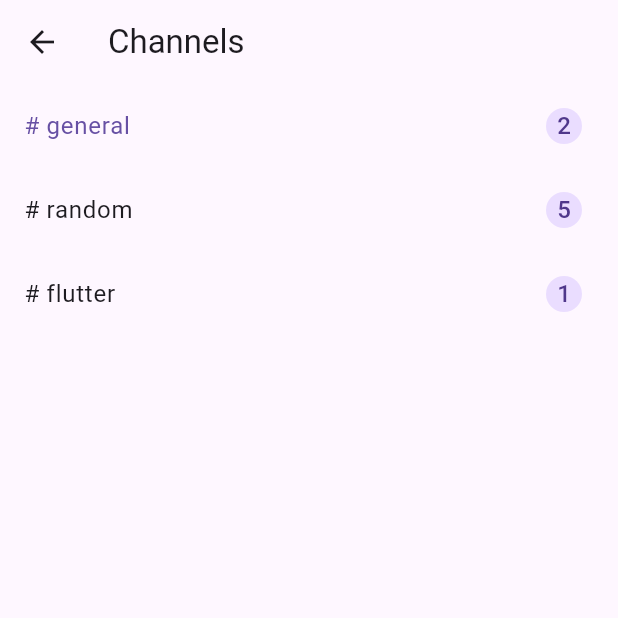
After one commit to anshulgajapure98/chat_ui, a Flutter app: the ChannelListScreen screen opened directly, on a phone screen of 412 x 824 dp, the top half of it. The commit adds this screen. Run offline on Flutter 3.47's test engine with Material 3 defaults, Android fonts, the phone set to English and light mode, and no system bars; our stand-ins replace bloc, flutter_bloc, go_router, shared_preferences; accounts and stored records are empty.

Commit message:
create channel_list and direct_massage screen

```diff
--- /dev/null
+++ b/lib/models/channel_model.dart
@@ -0,0 +1,7 @@
+class ChannelModel {
+  final String id;
+  final String name;
+  int unreadCount;
+
+  ChannelModel({required this.id, required this.name, this.unreadCount = 0});
+}
--- /dev/null
+++ b/lib/models/user_model.dart
@@ -0,0 +1,6 @@
+class UserModel {
+  final String id;
+  final String name;
+
+  UserModel({required this.id, required this.name});
+}
--- a/lib/routes/app_router.dart
+++ b/lib/routes/app_router.dart
@@ -1,4 +1,7 @@
 import 'package:chat_ui/routes/route_names.dart';
+import 'package:chat_ui/screen/home/cubit/channel_cubit.dart';
+import 'package:chat_ui/screen/home/cubit/dmcubit_cubit.dart';
+import 'package:chat_ui/screen/home/screen/home_screen.dart';
 import 'package:chat_ui/screen/login/cubit/login_screen_cubit.dart';
 import 'package:chat_ui/screen/login/cubit/signup_screen_cubit.dart';
 import 'package:chat_ui/screen/login/screen/login_screen.dart';
@@ -12,8 +15,7 @@ final GoRouter appRouter = GoRouter(
     GoRoute(
       path: RouteNames.initialRoutes,
       name: 'login',
-      builder: (context, state) =>
-          MultiBlocProvider(
+      builder: (context, state) => MultiBlocProvider(
         providers: [
           BlocProvider<LoginScreenCubit>(
             create: (context) => LoginScreenCubit(),
@@ -25,8 +27,7 @@ final GoRouter appRouter = GoRouter(
     GoRoute(
       path: RouteNames.signup,
       name: 'signup',
-      builder: (context, state) =>
-          MultiBlocProvider(
+      builder: (context, state) => MultiBlocProvider(
         providers: [
           BlocProvider<SignupScreenCubit>(
             create: (context) => SignupScreenCubit(),
@@ -35,6 +36,11 @@ final GoRouter appRouter = GoRouter(
         child: SignupScreen(),
       ),
     ),
+    GoRoute(
+      path: RouteNames.home,
+      name: 'home',
+      builder: (context, state) => HomeScreen(),
+    ),
   ],
   errorBuilder: (context, state) =>
       Scaffold(body: Center(child: Text("Page not found: ${state.error}"))),
--- a/lib/routes/route_names.dart
+++ b/lib/routes/route_names.dart
@@ -1,4 +1,5 @@
 class RouteNames {
   static const initialRoutes = '/';
   static const signup = '/signup';
+  static const home = '/home';
 }
--- /dev/null
+++ b/lib/screen/home/cubit/channel_cubit.dart
@@ -0,0 +1,37 @@
+import 'package:bloc/bloc.dart';
+import 'package:chat_ui/models/channel_model.dart';
+import 'package:meta/meta.dart';
+
+part 'channel_state.dart';
+
+class ChannelCubit extends Cubit<ChannelState> {
+  ChannelCubit() : super(ChannelInitial()) {
+    loadChannels();
+  }
+
+  void loadChannels() {
+    emit(
+      ChannelLoaded(
+        channels: [
+          ChannelModel(id: "1", name: "general", unreadCount: 2),
+          ChannelModel(id: "2", name: "random", unreadCount: 5),
+          ChannelModel(id: "3", name: "flutter", unreadCount: 1),
+        ],
+        activeChannelId: "1",
+      ),
+    );
+  }
+
+  void selectChannel(String channelId) {
+    if (state is ChannelLoaded) {
+      final currentState = state as ChannelLoaded;
+
+      emit(
+        ChannelLoaded(
+          channels: currentState.channels,
+          activeChannelId: channelId,
+        ),
+      );
+    }
+  }
+}
--- /dev/null
+++ b/lib/screen/home/cubit/channel_state.dart
@@ -0,0 +1,13 @@
+part of 'channel_cubit.dart';
+
+@immutable
+sealed class ChannelState {}
+
+final class ChannelInitial extends ChannelState {}
+
+final class ChannelLoaded extends ChannelState {
+  final List<ChannelModel> channels;
+  final String activeChannelId;
+
+  ChannelLoaded({required this.channels, required this.activeChannelId});
+}
--- /dev/null
+++ b/lib/screen/home/screen/channel_list_screen.dart
@@ -0,0 +1,52 @@
+import 'package:chat_ui/screen/home/cubit/channel_cubit.dart';
+import 'package:chat_ui/screen/home/screen/messages_screen.dart';
+import 'package:flutter/material.dart';
+import 'package:flutter_bloc/flutter_bloc.dart';
+
+class ChannelListScreen extends StatelessWidget {
+  const ChannelListScreen({super.key});
+
+  @override
+  Widget build(BuildContext context) {
+    return BlocBuilder<ChannelCubit, ChannelState>(
+      builder: (context, state) {
+        if (state is ChannelInitial) {
+          return const Scaffold(
+            body: Center(child: CircularProgressIndicator()),
+          );
+        }
+
+        if (state is ChannelLoaded) {
+          return Scaffold(
+            appBar: AppBar(title: const Text("Channels")),
+            body: ListView.builder(
+              itemCount: state.channels.length,
+              itemBuilder: (context, index) {
+                final channel = state.channels[index];
+
+                return ListTile(
+                  selected: state.activeChannelId == channel.id,
+                  title: Text("# ${channel.name}"),
+                  trailing: CircleAvatar(
+                    radius: 12,
+                    child: Text(channel.unreadCount.toString()),
+                  ),
+                  onTap: () {
+                    context.read<ChannelCubit>().selectChannel(channel.id);
+
+                    Navigator.push(
+                      context,
+                      MaterialPageRoute(builder: (_) => const MessagesScreen()),
+                    );
+                  },
+                );
+              },
+            ),
+          );
+        }
+
+        return const SizedBox();
+      },
+    );
+  }
+}
--- a/lib/screen/login/screen/login_screen.dart
+++ b/lib/screen/login/screen/login_screen.dart
@@ -1,7 +1,5 @@
 import 'package:chat_ui/routes/route_names.dart';
 import 'package:chat_ui/screen/login/cubit/login_screen_cubit.dart';
-import 'package:chat_ui/screen/login/cubit/signup_screen_cubit.dart';
-import 'package:chat_ui/screen/login/screen/signup_screen.dart';
 import 'package:chat_ui/screen/widget/common_button.dart';
 import 'package:chat_ui/screen/widget/common_textfield.dart';
 import 'package:flutter/material.dart';
@@ -25,6 +23,8 @@ class LoginScreen extends StatelessWidget {
             ScaffoldMessenger.of(
               context,
             ).showSnackBar(const SnackBar(content: Text("Login Successful")));
+
+            GoRouter.of(context).go(RouteNames.home);
           }
 
           if (state is AuthError) {
@@ -103,7 +103,7 @@ class LoginScreen extends StatelessWidget {
                     const SizedBox(height: 10),
                     TextButton(
                       onPressed: () {
-                        GoRouter.of(context).push(RouteNames.signup);
+                        GoRouter.of(context).go(RouteNames.signup);
                       },
                       child: const Text("Don't have an account? Signup"),
                     ),
```
Also changed, not shown: lib/main.dart (+21 -2 lines), lib/models/message_model.dart (added, +11 -0 lines), lib/screen/home/cubit/dmcubit_cubit.dart (added, +45 -0 lines), lib/screen/home/cubit/dmcubit_state.dart (added, +13 -0 lines), lib/screen/home/cubit/message_cubit.dart (added, +32 -0 lines), lib/screen/home/cubit/message_state.dart (added, +12 -0 lines), lib/screen/home/screen/dm_chat_screen.dart (added, +86 -0 lines), lib/screen/home/screen/dm_screen.dart (added, +48 -0 lines), lib/screen/home/screen/home_screen.dart (added, +35 -0 lines), lib/screen/home/screen/messages_screen.dart (added, +99 -0 lines), lib/screen/login/screen/signup_screen.dart (+7 -2 lines). Lines whose indentation alone changed are shown as unchanged.
